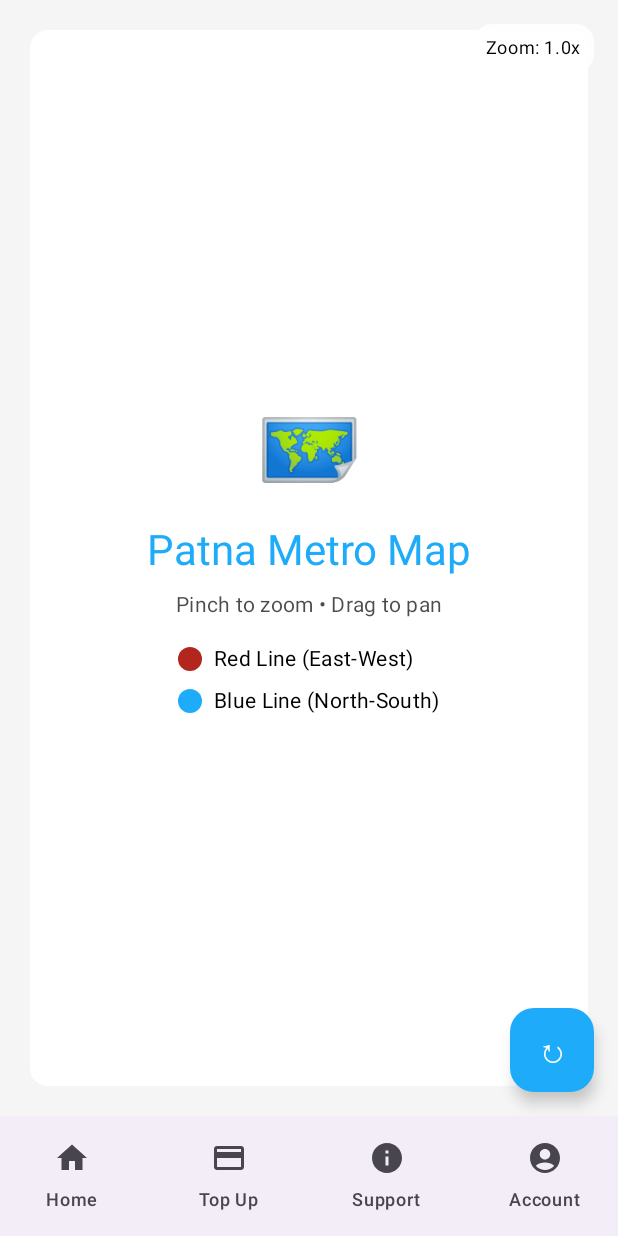
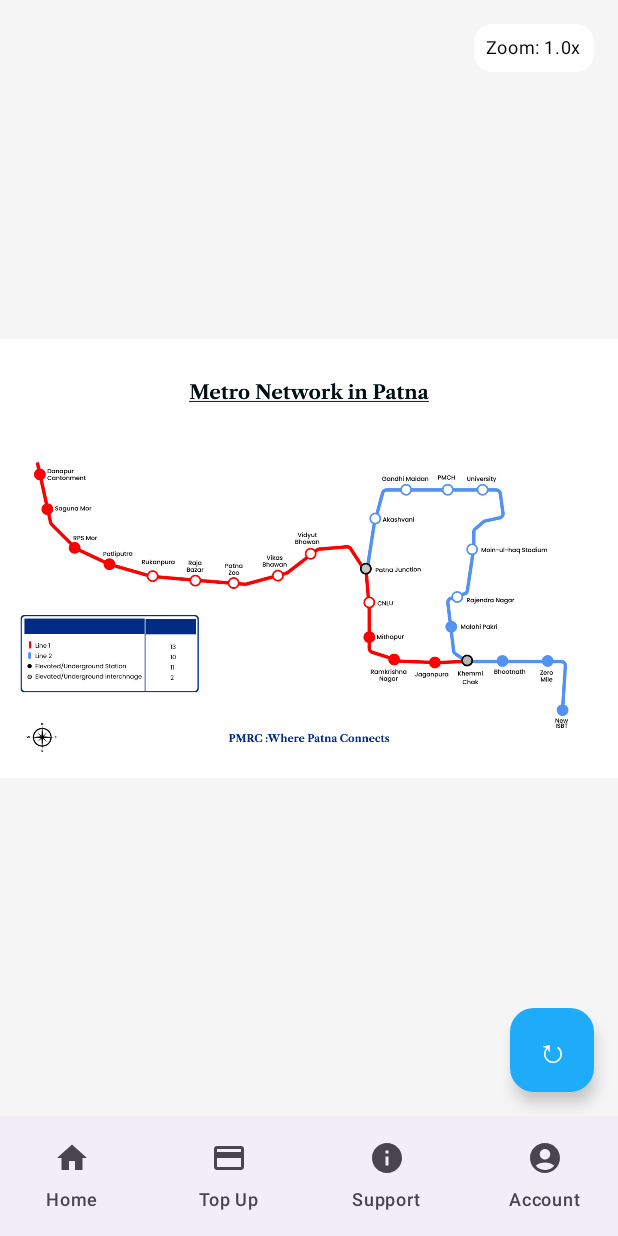
Before and after one commit to anandanmol1010/Patna-Metro, an Android app built with Jetpack Compose: the screen it shows after launch (MainActivity), after a tap on "Map", on a phone screen of 412 x 824 dp. Run offline under Robolectric (Android 15) with nearby library versions, the phone set to English and light mode, and no system bars; our stand-ins replace Dagger/Hilt's generated code.

Commit message:
Added map and some UI changes

```diff
--- a/app/src/main/java/com/app/mypatnametro/ui/components/MetroCardView.kt
+++ b/app/src/main/java/com/app/mypatnametro/ui/components/MetroCardView.kt
@@ -102,14 +102,14 @@ fun MetroCardView(modifier: Modifier = Modifier) {
                             Text(
                                 text = "वन | एक दिल्ली, एक सवारी",
                                 style = MaterialTheme.typography.bodyMedium,
-                                color = Color.White.copy(alpha = 0.85f),
+                                color = Color.White.copy(alpha = 0.9f),
                                 textAlign = TextAlign.End
                             )
                             Text(
                                 text = "DELHI METRO",
                                 style = MaterialTheme.typography.bodySmall,
                                 fontWeight = FontWeight.Bold,
-                                color = Color.White.copy(alpha = 0.9f),
+                                color = Color.White.copy(alpha = 0.95f),
                                 textAlign = TextAlign.End
                             )
                         }
--- a/app/src/main/java/com/app/mypatnametro/ui/screens/AboutUsScreen.kt
+++ b/app/src/main/java/com/app/mypatnametro/ui/screens/AboutUsScreen.kt
@@ -125,9 +125,10 @@ fun AboutUsScreen(modifier: Modifier = Modifier) {
 
                 LazyVerticalGrid(
                     columns = GridCells.Fixed(2),
+                    userScrollEnabled = false,
                     horizontalArrangement = Arrangement.spacedBy(16.dp),
                     verticalArrangement = Arrangement.spacedBy(16.dp),
-                    modifier = Modifier.height(400.dp)
+                    modifier = Modifier.height(460.dp)
                 ) {
                     items(teamMembers) { member ->
                         TeamMemberCard(member)
--- a/app/src/main/java/com/app/mypatnametro/ui/screens/MapScreen.kt
+++ b/app/src/main/java/com/app/mypatnametro/ui/screens/MapScreen.kt
@@ -30,7 +30,9 @@ fun MapScreen(modifier: Modifier = Modifier) {
             .background(MaterialTheme.colorScheme.background)
     ) {
         // Map image with gesture handling
-        Box(
+        Image(
+            painter = painterResource(id = com.app.mypatnametro.R.drawable.map),
+            contentDescription = "Patna Metro Map",
             modifier = Modifier
                 .fillMaxSize()
                 .pointerInput(Unit) {
@@ -46,95 +48,15 @@ fun MapScreen(modifier: Modifier = Modifier) {
                             )
                         }
                     )
-                },
-            contentAlignment = Alignment.Center
-        ) {
-            // Metro map placeholder
-            Card(
-                modifier = Modifier
-                    .fillMaxSize()
-                    .padding(20.dp)
+                }
                 .graphicsLayer(
                     scaleX = scale,
                     scaleY = scale,
                     translationX = offset.x,
                     translationY = offset.y
                 ),
-                colors = CardDefaults.cardColors(
-                    containerColor = MaterialTheme.colorScheme.surface
+            contentScale = ContentScale.Fit
         )
-            ) {
-                Box(
-                    modifier = Modifier.fillMaxSize(),
-                    contentAlignment = Alignment.Center
-                ) {
-                    // Placeholder for metro map
-                    Column(
-                        horizontalAlignment = Alignment.CenterHorizontally,
-                        verticalArrangement = Arrangement.Center
-                    ) {
-                        Text(
-                            text = "🗺️",
-                            style = MaterialTheme.typography.displayLarge
-                        )
-                        Spacer(modifier = Modifier.height(16.dp))
-                        Text(
-                            text = "Patna Metro Map",
-                            style = MaterialTheme.typography.headlineMedium,
-                            color = MaterialTheme.colorScheme.primary
-                        )
-                        Spacer(modifier = Modifier.height(8.dp))
-                        Text(
-                            text = "Pinch to zoom • Drag to pan",
-                            style = MaterialTheme.typography.bodyMedium,
-                            color = MaterialTheme.colorScheme.onSurface.copy(alpha = 0.7f)
-                        )
-                        Spacer(modifier = Modifier.height(16.dp))
-
-                        // Metro lines representation
-                        Column(
-                            verticalArrangement = Arrangement.spacedBy(8.dp)
-                        ) {
-                            Row(
-                                verticalAlignment = Alignment.CenterVertically,
-                                horizontalArrangement = Arrangement.spacedBy(8.dp)
-                            ) {
-                                Box(
-                                    modifier = Modifier
-                                        .size(16.dp)
-                                        .background(
-                                            MaterialTheme.colorScheme.error,
-                                            androidx.compose.foundation.shape.CircleShape
-                                        )
-                                )
-                                Text(
-                                    text = "Red Line (East-West)",
-                                    style = MaterialTheme.typography.bodyMedium
-                                )
-                            }
-
-                            Row(
-                                verticalAlignment = Alignment.CenterVertically,
-                                horizontalArrangement = Arrangement.spacedBy(8.dp)
-                            ) {
-                                Box(
-                                    modifier = Modifier
-                                        .size(16.dp)
-                                        .background(
-                                            MaterialTheme.colorScheme.primary,
-                                            androidx.compose.foundation.shape.CircleShape
-                                        )
-                                )
-                                Text(
-                                    text = "Blue Line (North-South)",
-                                    style = MaterialTheme.typography.bodyMedium
-                                )
-                            }
-                        }
-                    }
-                }
-            }
-        }
 
         // Reset button (floating action button)
         FloatingActionButton(
```
Lines whose indentation alone changed are shown as unchanged.
